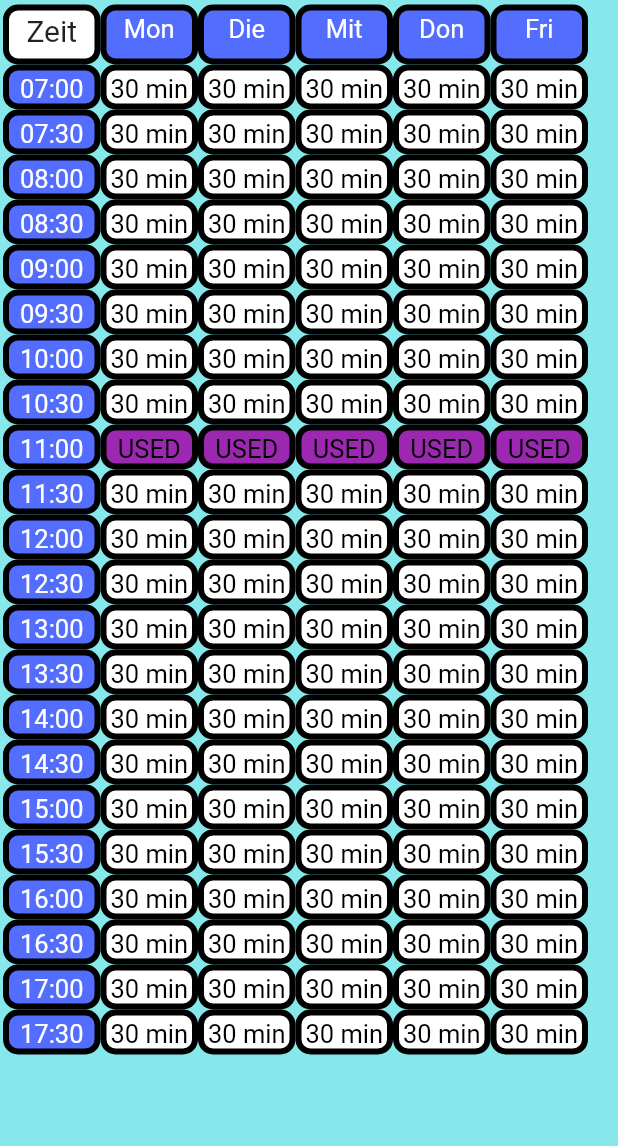
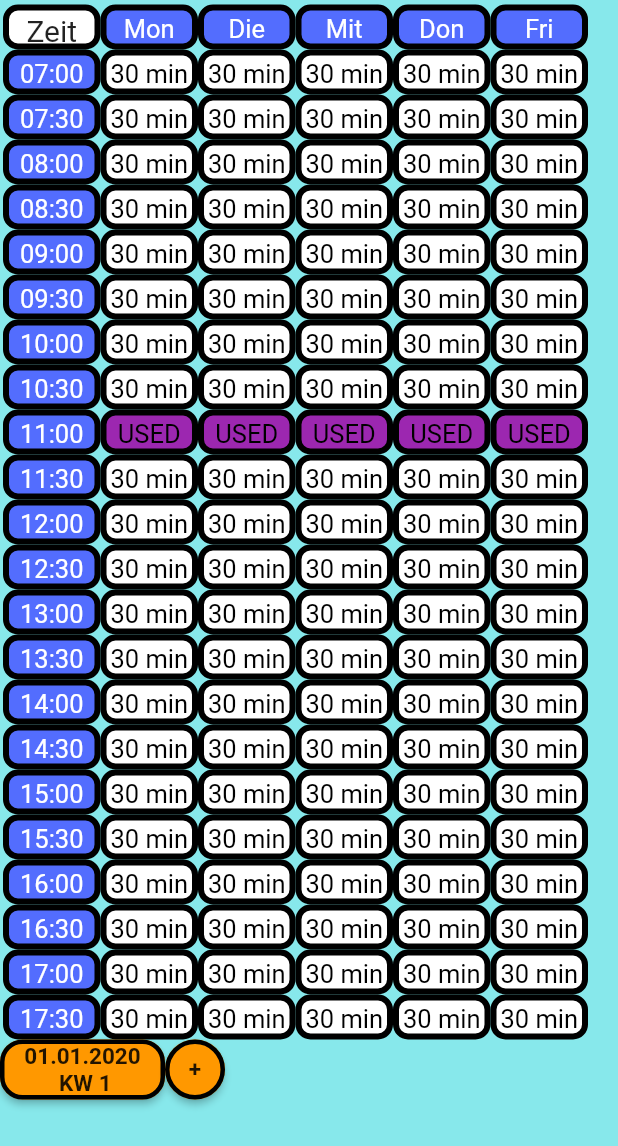
Before and after one commit to NN3054/DA_termin_manager, a Flutter app: the screen it shows after launch, on a phone screen of 412 x 824 dp. Shown: the top 1146 px of the screen. Run offline on Flutter 3.47's test engine with Material 2 defaults, Android fonts, the phone set to English and light mode, and no system bars; missing offline and left inert: align_positioned.

Commit message:
NEXT:
PositionAlign PlusButton()
Add SwitchViewButton()

```diff
--- a/lib/body_builder/body.dart
+++ b/lib/body_builder/body.dart
@@ -3,6 +3,7 @@ import 'package:termin_manager/body_builder/body_parts/meetings_pattern.dart';
 
 import 'body_parts/time.dart';
 import 'body_parts/header.dart';
+import 'body_parts/menu.dart';
 
 import 'body_parts/templates/time_container_pattern.dart';
 
@@ -18,6 +19,7 @@ class Body extends StatelessWidget {
               Time(), MeetingsPattern(),
             ],
           ),
+          MenuBar(),
         ],
       ),
     );
--- /dev/null
+++ b/lib/body_builder/body_parts/buttons/DateButton.dart
@@ -0,0 +1,25 @@
+import 'package:flutter/material.dart';
+
+class DateButton extends StatelessWidget {
+  @override
+  Widget build(BuildContext context) {
+    return SizedBox(
+      width: 110,
+      height: 40,
+      child: RaisedButton(
+        shape: RoundedRectangleBorder(
+          borderRadius: BorderRadius.circular(15.0),
+          side: BorderSide(color: Colors.black, width: 3),
+        ),
+        padding: EdgeInsets.all(2),
+        color: Colors.orange,
+        onPressed: (){},
+        child: const Text(
+          '01.01.2020 \n KW 1',
+          style: TextStyle(fontSize: 15, fontWeight: FontWeight.bold),
+          textAlign: TextAlign.center,
+        ),
+      ),
+    );
+  }
+}
--- /dev/null
+++ b/lib/body_builder/body_parts/buttons/PlusButton.dart
@@ -0,0 +1,26 @@
+import 'package:flutter/material.dart';
+import 'package:align_positioned/align_positioned.dart';
+
+
+class PlusButton extends StatelessWidget {
+  @override
+  Widget build(BuildContext context) {
+    return SizedBox(
+      width: 40,
+      height: 40,
+      child: RaisedButton(
+        shape: CircleBorder(
+          side: BorderSide(color: Colors.black, width: 3),
+        ),
+        color: Colors.orange,
+        padding: EdgeInsets.all(2),
+        onPressed: (){},
+        child: const Text(
+          '+',
+          style: TextStyle(fontSize: 15, fontWeight: FontWeight.bold),
+          textAlign: TextAlign.center,
+        ),
+      ),
+    );
+  }
+}
--- a/lib/body_builder/body_parts/header.dart
+++ b/lib/body_builder/body_parts/header.dart
@@ -7,7 +7,7 @@ class Header extends StatelessWidget {
   //Containers on top
   final Container _containerZeit = Container(
       width: 65,
-      height: 40,
+      height: 30,
       margin: EdgeInsets.only(left: 2),
       padding: EdgeInsets.only(top: 2),
       decoration: BoxDecoration(
@@ -35,11 +35,11 @@ class Header extends StatelessWidget {
         child: Row(
           children: <Widget>[
             _containerZeit,
-            TimeContainerPattern('Mon', 65, 40),
-            TimeContainerPattern('Die', 65, 40),
-            TimeContainerPattern('Mit', 65, 40),
-            TimeContainerPattern('Don', 65, 40),
-            TimeContainerPattern('Fri', 65, 40),
+            TimeContainerPattern('Mon', 65, 30),
+            TimeContainerPattern('Die', 65, 30),
+            TimeContainerPattern('Mit', 65, 30),
+            TimeContainerPattern('Don', 65, 30),
+            TimeContainerPattern('Fri', 65, 30),
           ],
         ),
       );
--- a/lib/body_builder/body_parts/menu.dart
+++ b/lib/body_builder/body_parts/menu.dart
@@ -0,0 +1,23 @@
+import 'package:flutter/material.dart';
+import 'package:align_positioned/align_positioned.dart';
+
+
+import './buttons/DateButton.dart';
+import './buttons/PlusButton.dart';
+
+
+class MenuBar extends StatelessWidget {
+  final String _dateKW = '01.01.2020 \n KW 1';
+
+  @override
+  Widget build(BuildContext context) {
+    return Container(
+      child: Row(
+        children: [
+          DateButton(),
+          PlusButton()
+        ],
+      ),
+    );
+  }
+}
--- a/lib/body_builder/body_parts/templates/free_meetings_container_pattern.dart
+++ b/lib/body_builder/body_parts/templates/free_meetings_container_pattern.dart
@@ -1,11 +1,9 @@
 import 'package:flutter/material.dart';
 
 class FreeMeetingsPatternContainer extends StatelessWidget {
-
   @override
   Widget build(BuildContext context) {
     return Container(
-
       width: 65,
       height: 30,
       padding: EdgeInsets.only(top: 2),
@@ -20,7 +18,7 @@ class FreeMeetingsPatternContainer extends StatelessWidget {
         '30 min',
         style: TextStyle(fontSize: 17, color: Colors.black),
         textAlign: TextAlign.center,
-    ) ,
+      ),
     );
   }
 }
--- a/pubspec.yaml
+++ b/pubspec.yaml
@@ -24,6 +24,7 @@ dependencies:
   flutter:
     sdk: flutter
 
+  align_positioned: ^1.2.15
 
   # The following adds the Cupertino Icons font to your application.
   # Use with the CupertinoIcons class for iOS style icons.
```
Also changed, not shown: lib/body_builder/body_parts/buttons/SwitchViewButton.dart (added), pubspec.lock. Lines whose indentation alone changed are shown as unchanged.
